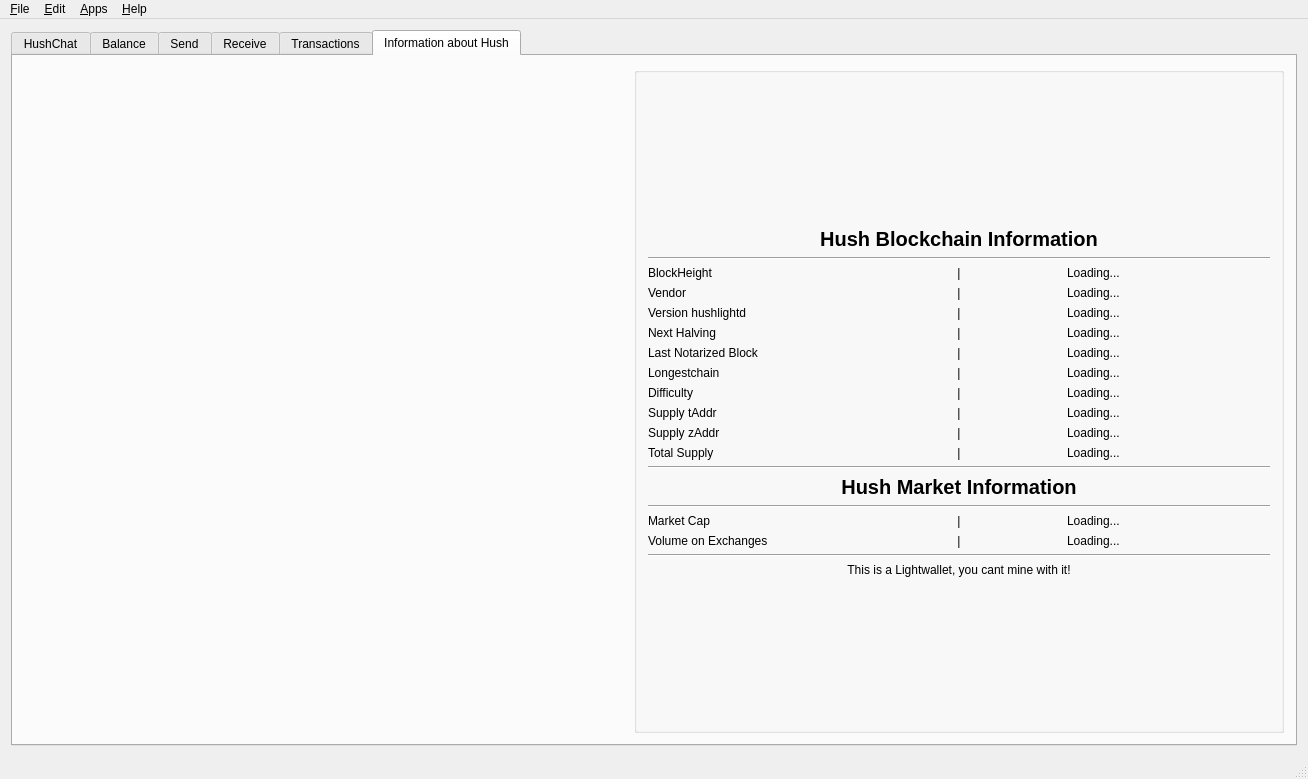
Qt form src/mainwindow.ui (hushmirror/SilentDragonLite) before a commit.
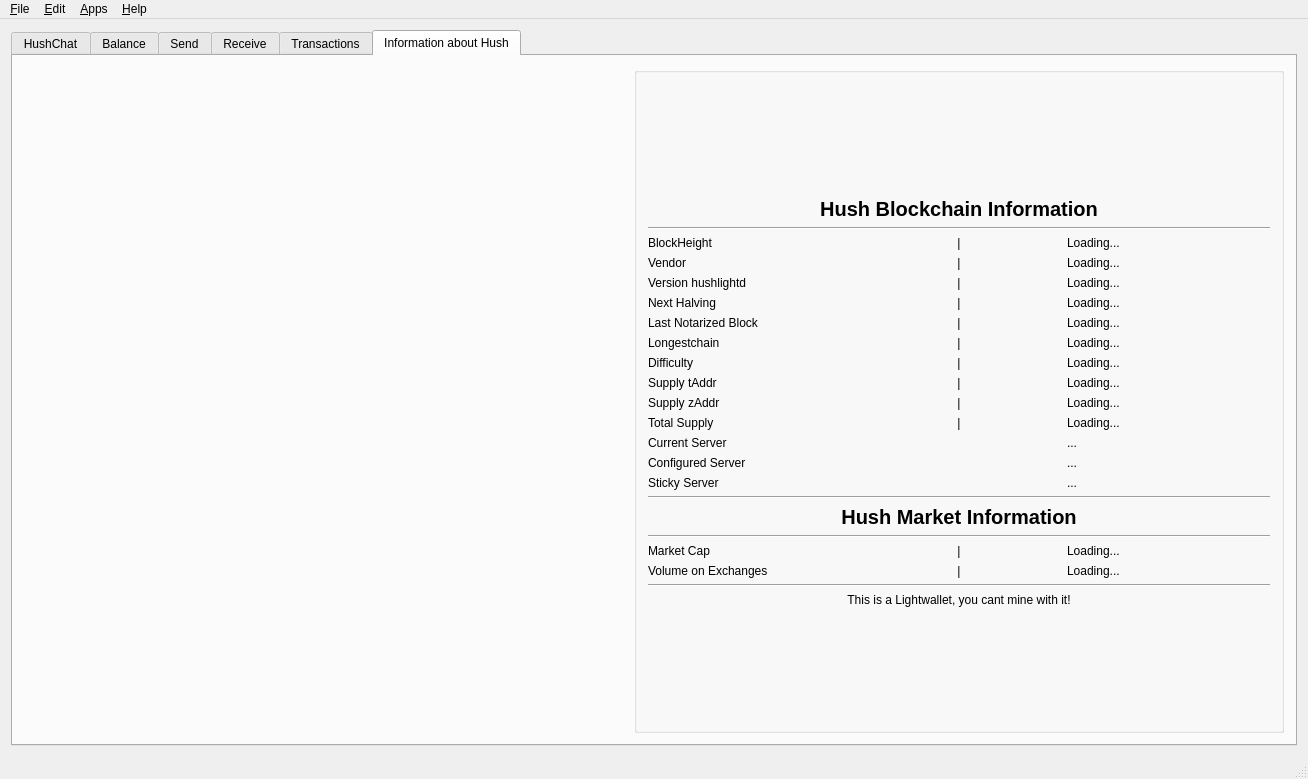
The same form after that commit. The open tabs and pages were chosen to show the change. Icons and pictures are not drawn. Custom widgets are drawn as their Qt base class.

Commit message: Start implementing the showing of server details in Hushd Tab

```diff
--- a/src/mainwindow.ui
+++ b/src/mainwindow.ui
@@ -1689,6 +1689,52 @@
                </property>
               </widget>
              </item>
+
+             <item row="10" column="0">
+              <widget class="QLabel" name="current_server">
+               <property name="text">
+                <string>Current Server</string>
+               </property>
+              </widget>
+             </item>
+             <item row="10" column="2">
+              <widget class="QLabel" name="label_39">
+               <property name="text">
+                <string>...</string>
+               </property>
+              </widget>
+             </item>
+
+             <item row="11" column="0">
+              <widget class="QLabel" name="config_server">
+               <property name="text">
+                <string>Configured Server</string>
+               </property>
+              </widget>
+             </item>
+             <item row="11" column="2">
+              <widget class="QLabel" name="label_40">
+               <property name="text">
+                <string>...</string>
+               </property>
+              </widget>
+             </item>
+
+             <item row="12" column="0">
+              <widget class="QLabel" name="sticky_server">
+               <property name="text">
+                <string>Sticky Server</string>
+               </property>
+              </widget>
+             </item>
+             <item row="12" column="2">
+              <widget class="QLabel" name="label_41">
+               <property name="text">
+                <string>...</string>
+               </property>
+              </widget>
+             </item>
+
              <item row="3" column="1">
               <widget class="QLabel" name="label_13">
                <property name="text">
```
Left out of the diff: 1 changed line with no effect on the pictures. The commit also changes 1 other file.
